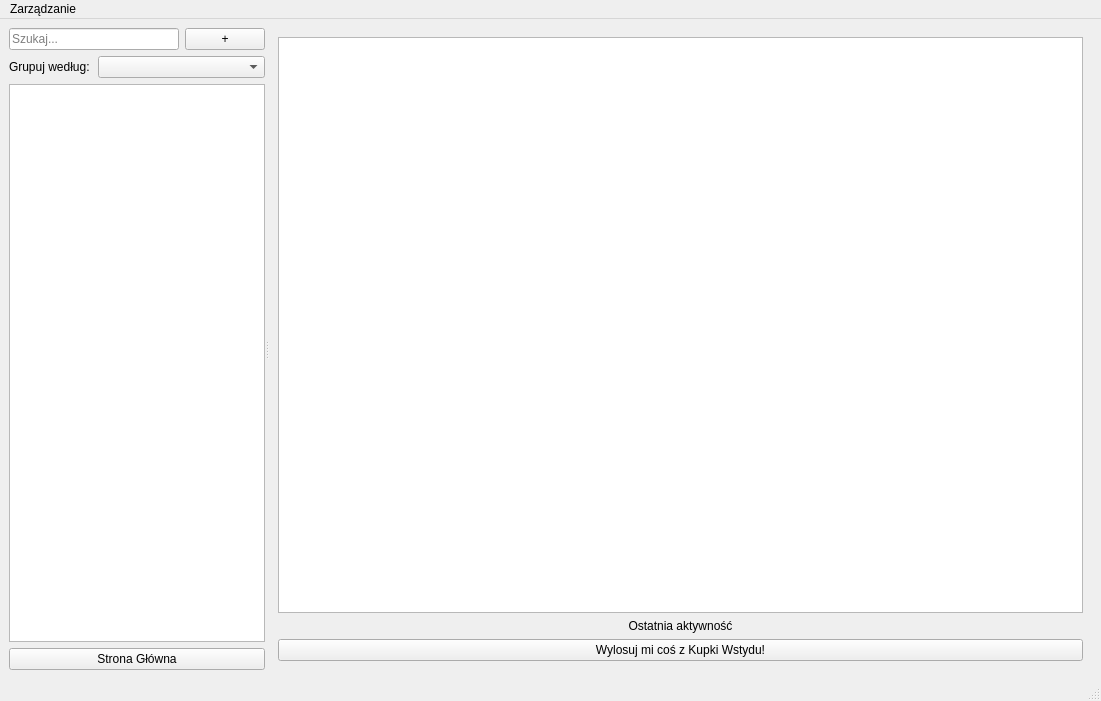
This is ui/mainwindow.ui in Janek2230/CML as Qt 5 draws it before an edit. The edited form follows.
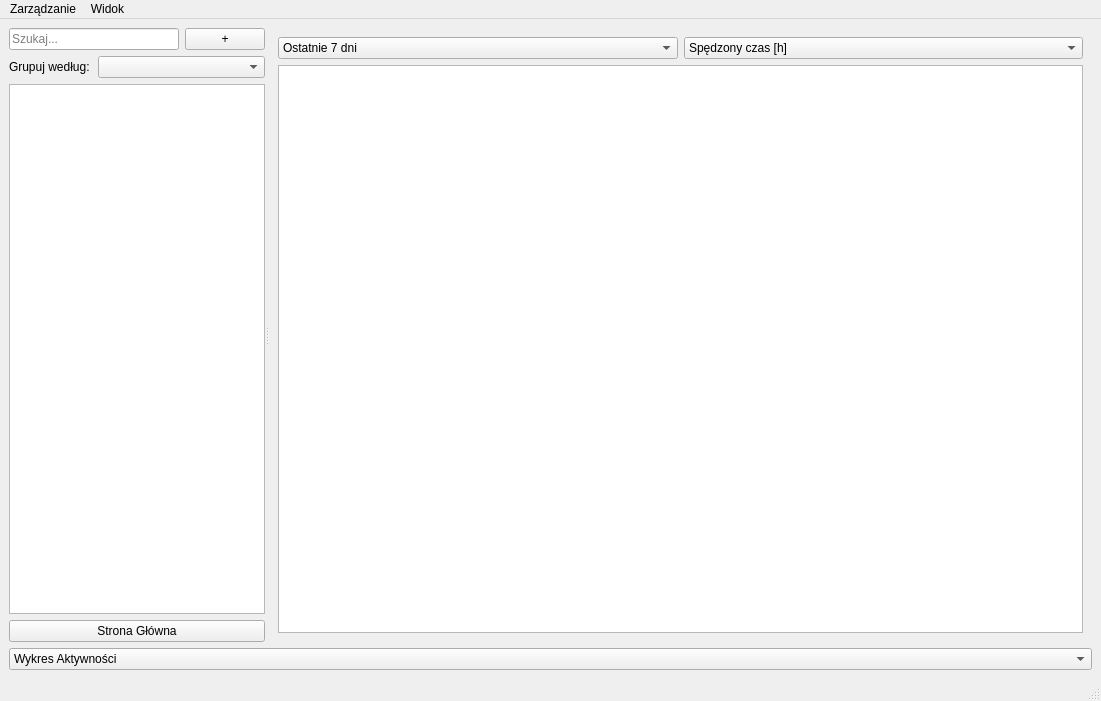
This is the edited form. Custom widgets are drawn as their Qt base class.

Commit message: Widok statystyk został wstępnie wprowadzony, jest wykresik

```diff
--- a/ui/mainwindow.ui
+++ b/ui/mainwindow.ui
@@ -111,7 +111,7 @@
         </sizepolicy>
        </property>
        <property name="currentIndex">
-        <number>0</number>
+        <number>3</number>
        </property>
        <widget class="QWidget" name="page">
         <layout class="QGridLayout" name="gridLayout_2">
@@ -782,9 +782,77 @@
          </item>
         </layout>
        </widget>
+       <widget class="QWidget" name="page_4">
+        <layout class="QGridLayout" name="gridLayout_7">
+         <item row="0" column="0">
+          <layout class="QHBoxLayout" name="horizontalLayout_11">
+           <item>
+            <widget class="QComboBox" name="comboZakresCzasu">
+             <item>
+              <property name="text">
+               <string>Ostatnie 7 dni</string>
+              </property>
+             </item>
+             <item>
+              <property name="text">
+               <string>Ostatnie 30 dni</string>
+              </property>
+             </item>
+             <item>
+              <property name="text">
+               <string>Ten rok</string>
+              </property>
+             </item>
+             <item>
+              <property name="text">
+               <string>Poprzedni rok</string>
+              </property>
+             </item>
+            </widget>
+           </item>
+           <item>
+            <widget class="QComboBox" name="comboMetryka">
+             <item>
+              <property name="text">
+               <string>Spędzony czas [h]</string>
+              </property>
+             </item>
+             <item>
+              <property name="text">
+               <string>Liczba sesji</string>
+              </property>
+             </item>
+             <item>
+              <property name="text">
+               <string>Przyrost jednostek</string>
+              </property>
+             </item>
+            </widget>
+           </item>
+          </layout>
+         </item>
+         <item row="1" column="0">
+          <widget class="QChartView" name="wykresSlupkowyAktywnosci"/>
+         </item>
+        </layout>
+       </widget>
       </widget>
      </widget>
     </item>
+    <item row="1" column="1">
+     <widget class="QComboBox" name="comboWidokStatystyk">
+      <item>
+       <property name="text">
+        <string>Wykres Aktywności</string>
+       </property>
+      </item>
+      <item>
+       <property name="text">
+        <string>Kupka Wstydu</string>
+       </property>
+      </item>
+     </widget>
+    </item>
    </layout>
   </widget>
   <widget class="QMenuBar" name="menubar">
@@ -793,7 +861,7 @@
      <x>0</x>
      <y>0</y>
      <width>1101</width>
-     <height>21</height>
+     <height>25</height>
     </rect>
    </property>
    <widget class="QMenu" name="menu">
@@ -804,7 +872,15 @@
     <addaction name="actionKategorie"/>
     <addaction name="actionPlatformy"/>
    </widget>
+   <widget class="QMenu" name="menuWidok">
+    <property name="title">
+     <string>Widok</string>
+    </property>
+    <addaction name="actionStronaGlowna"/>
+    <addaction name="actionStatystyki"/>
+   </widget>
    <addaction name="menu"/>
+   <addaction name="menuWidok"/>
   </widget>
   <widget class="QStatusBar" name="statusbar"/>
   <action name="actionZarz_dzaj_Kategoriami">
```
Left out of the diff: 10 changed lines with no effect on the pictures. The commit also changes 7 other files.
